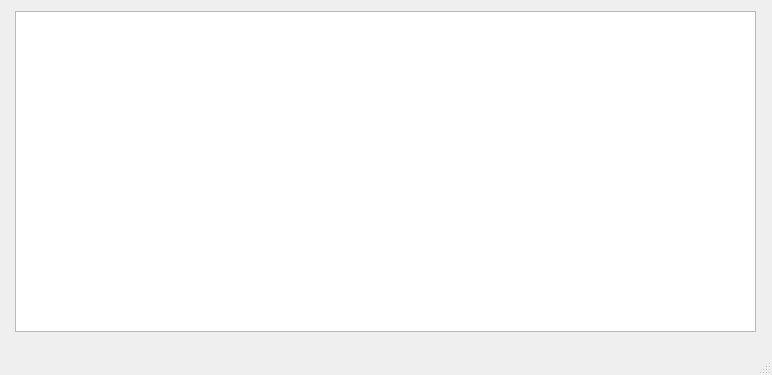
AnlayKor/Coffee, file main.ui: the form before one commit.
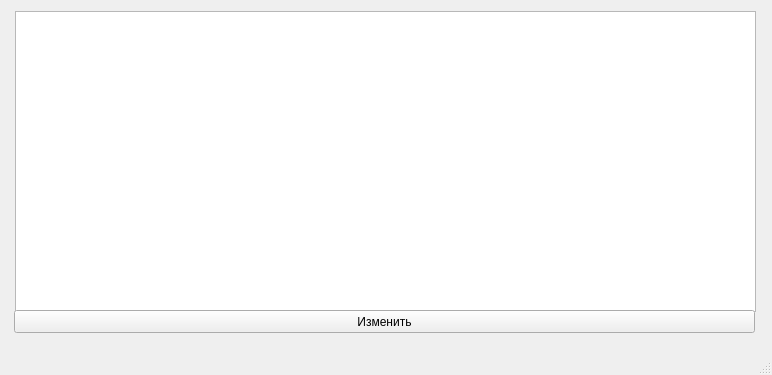
The form after the commit.

What changed in the file:
```diff
--- a/main.ui
+++ b/main.ui
@@ -20,10 +20,23 @@
       <x>15</x>
       <y>11</y>
       <width>741</width>
-      <height>321</height>
+      <height>301</height>
      </rect>
     </property>
    </widget>
+   <widget class="QPushButton" name="pushButton">
+    <property name="geometry">
+     <rect>
+      <x>14</x>
+      <y>310</y>
+      <width>741</width>
+      <height>23</height>
+     </rect>
+    </property>
+    <property name="text">
+     <string>Изменить</string>
+    </property>
+   </widget>
   </widget>
   <widget class="QMenuBar" name="menubar">
    <property name="geometry">
```
